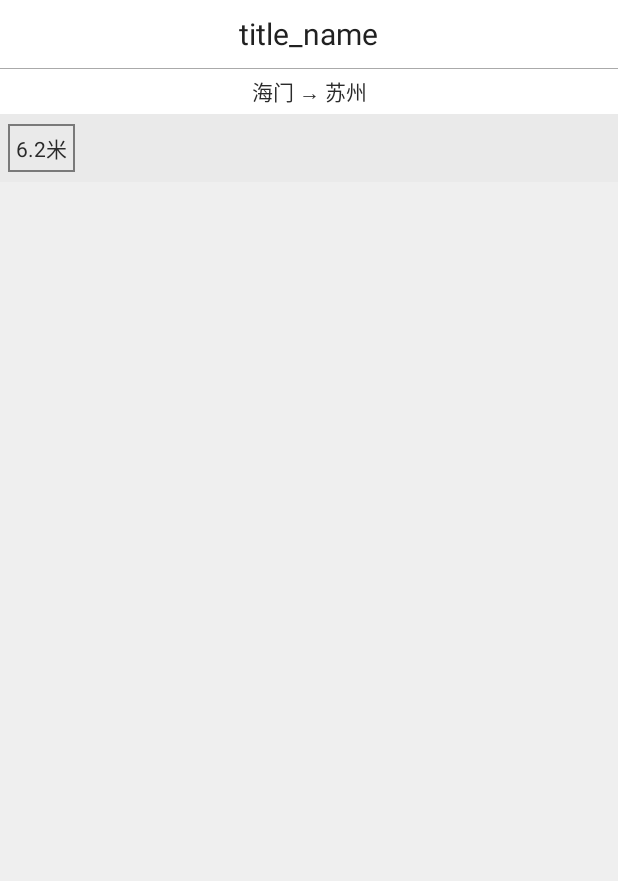
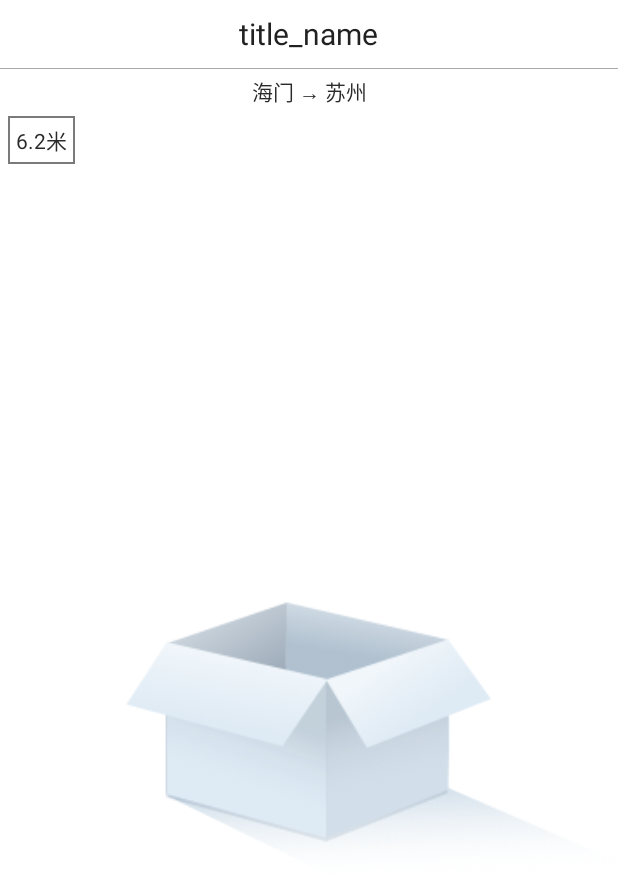
Before and after one commit to AndyYan1010/mine_like_ymm, an Android app: the layout frame_line_order_list.xml on its own in the app's theme, with its tools: preview values and no code run, on a phone screen of 412 x 824 dp. Shown: the top 881 px of the screen. Run offline under Robolectric (Android 15) with nearby library versions, the light colour scheme and no system bars.

Commit message:
some change

```diff
--- a/app/src/main/java/com/bt/smart/truck_broker/fragment/sameDay/OrderDetailFragment.java
+++ b/app/src/main/java/com/bt/smart/truck_broker/fragment/sameDay/OrderDetailFragment.java
@@ -82,11 +82,16 @@ public class OrderDetailFragment extends Fragment implements View.OnClickListene
         img_back.setOnClickListener(this);
         tv_cont.setOnClickListener(this);
         tv_take.setOnClickListener(this);
+        img_empty.setOnClickListener(this);
     }
 
     @Override
     public void onClick(View view) {
         switch (view.getId()) {
+            case R.id.img_empty:
+                //获取货源详情
+                getOrderDetail();
+                break;
             case R.id.img_back:
                 MyFragmentManagerUtil.closeFragmentOnAct(this);
                 break;
@@ -135,6 +140,7 @@ public class OrderDetailFragment extends Fragment implements View.OnClickListene
     }
 
     private void getOrderDetail() {
+        ProgressDialogUtil.startShow(getContext(),"正在获取详情...");
         RequestParamsFM headParams = new RequestParamsFM();
         headParams.put("X-AUTH-TOKEN", MyApplication.userToken);
         HttpOkhUtils.getInstance().doGetWithOnlyHeader(NetConfig.ALL_ORDER_DETAIL + "/" + orderID, headParams, new HttpOkhUtils.HttpCallBack() {
--- a/app/src/main/res/layout/frame_line_order_list.xml
+++ b/app/src/main/res/layout/frame_line_order_list.xml
@@ -20,6 +20,8 @@
         android:background="@color/white"
         android:gravity="center"
         android:minHeight="30dp"
+        android:paddingLeft="15dp"
+        android:paddingRight="15dp"
         android:text="海门 → 苏州"
         android:textColor="@color/word_black"
         android:textSize="14sp"/>
@@ -27,8 +29,8 @@
     <RelativeLayout
         android:layout_width="match_parent"
         android:layout_height="wrap_content"
-        android:background="@color/gray_ea"
-        android:minHeight="45dp">
+        android:background="@color/white"
+        android:minHeight="35dp">
 
         <TextView
             android:id="@+id/tv_lenmol"
@@ -44,9 +46,23 @@
             android:textColor="@color/word_black"
             android:textSize="14sp"/>
     </RelativeLayout>
-    <android.support.v7.widget.RecyclerView
-        android:id="@+id/recy_order"
+
+    <RelativeLayout
         android:layout_width="match_parent"
-        android:layout_height="wrap_content">
-    </android.support.v7.widget.RecyclerView>
+        android:layout_height="match_parent">
+
+        <android.support.v7.widget.RecyclerView
+            android:id="@+id/recy_order"
+            android:layout_width="match_parent"
+            android:layout_height="wrap_content">
+        </android.support.v7.widget.RecyclerView>
+
+        <ImageView
+            android:id="@+id/img_empty"
+            android:layout_width="match_parent"
+            android:layout_height="match_parent"
+            android:background="@color/white"
+            android:clickable="true"
+            android:src="@drawable/msg_empty"/>
+    </RelativeLayout>
 </LinearLayout>
--- a/app/src/main/res/layout/user_f.xml
+++ b/app/src/main/res/layout/user_f.xml
@@ -145,6 +145,7 @@
                         android:orientation="vertical">
 
                         <TextView
+                            android:id="@+id/tv_money"
                             android:layout_width="wrap_content"
                             android:layout_height="wrap_content"
                             android:text="22800元"
@@ -175,6 +176,7 @@
                         android:orientation="vertical">
 
                         <TextView
+                            android:id="@+id/tv_orderNum"
                             android:layout_width="wrap_content"
                             android:layout_height="wrap_content"
                             android:text="16单"
```
Also changed, not shown: app/src/main/java/com/bt/smart/truck_broker/fragment/home/OrderListByLineFragment.java (+14 -1 lines), app/src/main/java/com/bt/smart/truck_broker/fragment/user/User_F.java (+16 -9 lines).
